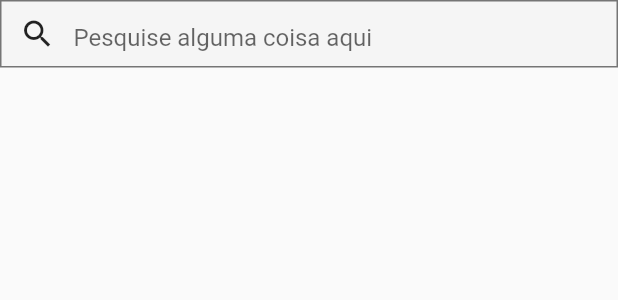
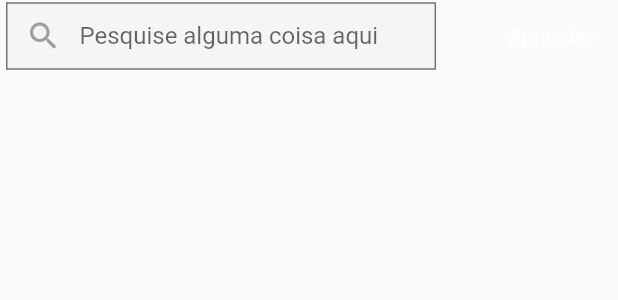
Before and after one commit to Dandy27/app-responsive, a Flutter app: the WebAppBarResponsiveContent widget shown alone on an empty page, opened directly, on a phone screen of 412 x 824 dp. Shown: the top 300 px of the screen. Run offline on Flutter 3.47's test engine with Material 2 defaults, Android fonts, the phone set to English and light mode, and no system bars.

Commit message:
Finalizando appBar

```diff
--- /dev/null
+++ b/appresponsive2_app/lib/breakpoints.dart
@@ -0,0 +1 @@
+const mobileBreakpoint = 700;
--- a/appresponsive2_app/lib/main.dart
+++ b/appresponsive2_app/lib/main.dart
@@ -10,7 +10,7 @@ class MyApp extends StatelessWidget {
   @override
   Widget build(BuildContext context) {
     return MaterialApp(
-      title: 'Flutter Demo',
+      title: 'Curso de Flutter',
       debugShowCheckedModeBanner: false,
       theme: ThemeData(
 
--- a/appresponsive2_app/lib/pages/home/home_page.dart
+++ b/appresponsive2_app/lib/pages/home/home_page.dart
@@ -1,3 +1,4 @@
+import 'package:appresponsive2_app/breakpoints.dart';
 import 'package:appresponsive2_app/pages/home/widget/app_bar/mobile_app_bar.dart';
 import 'package:appresponsive2_app/pages/home/widget/app_bar/web_app_bar.dart';
 import 'package:flutter/material.dart';
@@ -7,13 +8,13 @@ class HomePage extends StatelessWidget {
   Widget build(BuildContext context) {
     return LayoutBuilder(builder: (context, constraints) {
       return Scaffold(
-        appBar: constraints.maxWidth < 800
+        appBar: constraints.maxWidth < mobileBreakpoint
             ? PreferredSize(
                 child: MobileAppBar(),
                 preferredSize: Size(double.infinity, 56),
               )
             : PreferredSize(child: WebAppBar(), preferredSize: Size(double.infinity, 72)),
-        drawer: Drawer(),
+        drawer: constraints.maxWidth < mobileBreakpoint ? Drawer() : null ,
 
       );
     });
--- a/appresponsive2_app/lib/pages/home/widget/app_bar/mobile_app_bar.dart
+++ b/appresponsive2_app/lib/pages/home/widget/app_bar/mobile_app_bar.dart
@@ -6,6 +6,7 @@ class MobileAppBar extends StatelessWidget {
     return AppBar(
       backgroundColor: Colors.black,
       title: Text('Flutter'),
+      centerTitle: true,
       actions: [
         IconButton(icon: Icon(Icons.search), onPressed: (){}),
         IconButton(icon: Icon(Icons.shopping_cart), onPressed: (){}),
--- a/appresponsive2_app/lib/pages/home/widget/app_bar/web_app_bar_responsive_content.dart
+++ b/appresponsive2_app/lib/pages/home/widget/app_bar/web_app_bar_responsive_content.dart
@@ -8,6 +8,7 @@ class WebAppBarResponsiveContent extends StatelessWidget {
         print('biggest ${constraints.biggest} smallest ${constraints.smallest}');
         return Row(
           children: [
+            SizedBox(width: 4),
             Expanded(
               child: Container(
                 height: 45,
@@ -17,19 +18,30 @@ class WebAppBarResponsiveContent extends StatelessWidget {
                 ),
                 child: Row(
                   children: [
-                    IconButton(icon: Icon(Icons.search), onPressed: (){}),
+                    IconButton(icon: Icon(Icons.search), onPressed: (){}, color: Colors.grey[500],),
                     Expanded(
                       child: TextField(
                         decoration: InputDecoration(
                           border: InputBorder.none,
                           hintText: 'Pesquise alguma coisa aqui',
+                          isCollapsed: true,
                         ),
                       ),
                     )
                   ],
                 ),
               ),
-            )
+            ),
+            if (constraints.maxWidth >= 400) ...[
+              SizedBox(width: 32,),
+              FlatButton(onPressed: (){}, child: Text('Aprender'),
+                textColor: Colors.white,),
+            ],
+            if(constraints.maxWidth >= 500 )...[
+              FlatButton(onPressed: (){}, child: Text('Flutter'),
+                textColor: Colors.white,)
+            ]
+
 
           ],
         );
```
